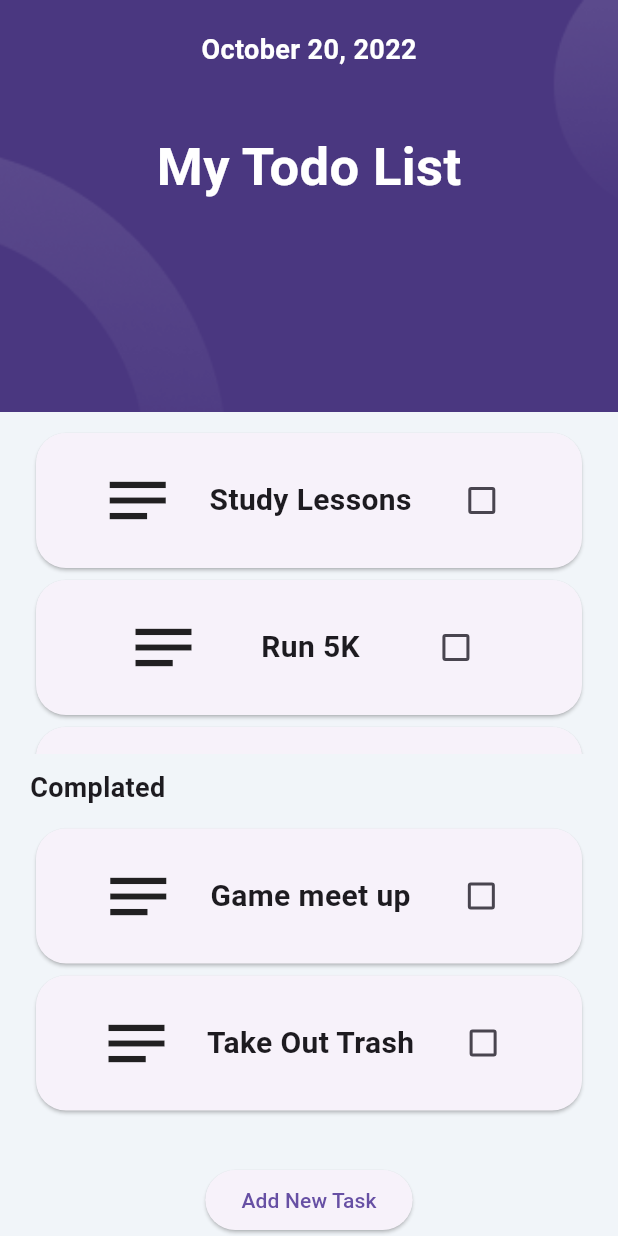
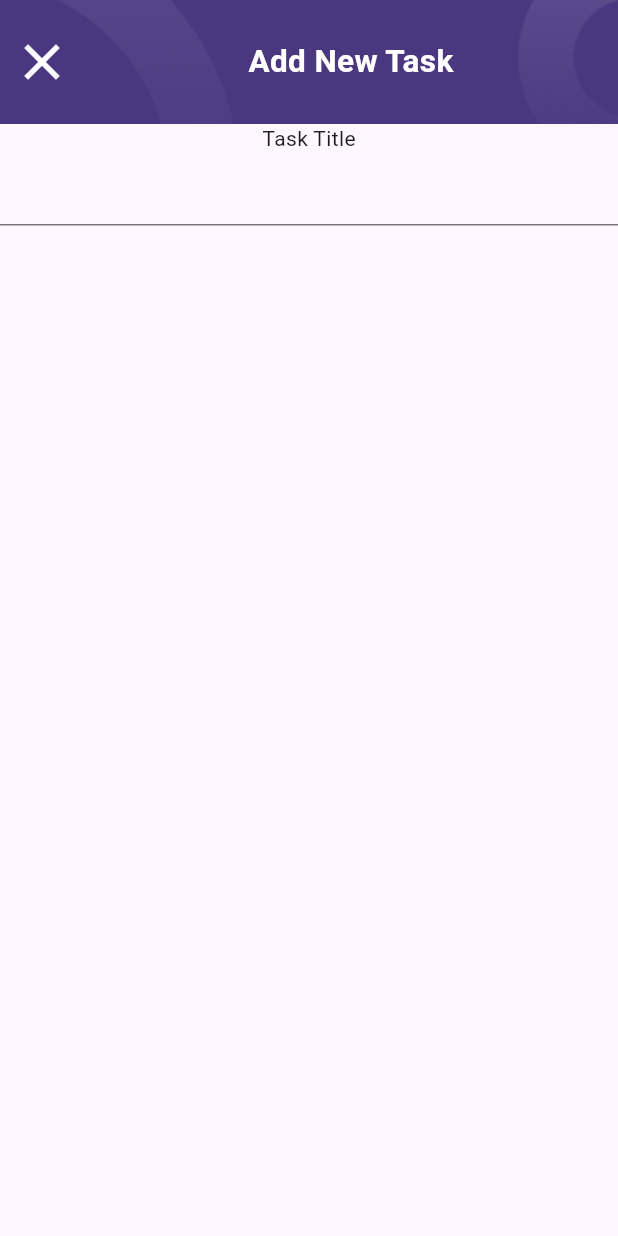
Before and after one commit to ibulutx/todoapp, a Flutter app: the screen it shows after launch, after a tap on "Add New Task", on a phone screen of 412 x 824 dp. Run offline on Flutter 3.47's test engine with Material 3 defaults, Android fonts, the phone set to English and light mode, and no system bars; our stand-ins replace hexcolor.

Commit message:
todo tasks added

```diff
--- a/lib/main.dart
+++ b/lib/main.dart
@@ -1,7 +1,5 @@
 import 'package:flutter/material.dart';
-import 'package:hexcolor/hexcolor.dart';
-import 'package:todoapp/constants/color.dart';
-import 'package:todoapp/todoitem.dart';
+import 'package:todoapp/screens/home.dart';
 
 void main() {
   runApp(const MyApp());
@@ -14,102 +12,13 @@ class MyApp extends StatefulWidget {
   State<MyApp> createState() => _MyAppState();
 }
 
-List<String> todo = ["Study Lessons", "Run 5K" , "Go To Party"];
-List<String> completed = ["Game meet up", "Take Out Trash" ];
-
 class _MyAppState extends State<MyApp> {
   bool isChecked = false;
   @override
   Widget build(BuildContext context) {
-    double deviceHeight = MediaQuery.of(context).size.height;
-    double deviceWidth = MediaQuery.of(context).size.width;
-
-    return MaterialApp(
+    return const MaterialApp(
       debugShowCheckedModeBanner: false,
-      home: SafeArea(
-        child: Scaffold(
-          backgroundColor: HexColor(backgroundColor),
-          body: Column(children: [
-            Container(
-              width: deviceWidth,
-              height: deviceHeight / 3,
-              decoration: const BoxDecoration(
-                color: Colors.pink,
-                image: DecorationImage(
-                    image: AssetImage("lib/assets/images/header.png"),
-                    fit: BoxFit.cover),
-              ),
-              child: const Column(children: [
-                Padding(
-                  padding: EdgeInsets.only(top: 20),
-                  child: Text(
-                    "October 20, 2022",
-                    style: TextStyle(
-                      color: Colors.white,
-                      fontSize: 18,
-                      fontWeight: FontWeight.bold,
-                    ),
-                  ),
-                ),
-                Padding(
-                  padding: EdgeInsets.only(top: 40),
-                  child: Text(
-                    "My Todo List",
-                    style: TextStyle(
-                      color: Colors.white,
-                      fontSize: 35,
-                      fontWeight: FontWeight.bold,
-                    ),
-                  ),
-                ),
-              ]),
-            ),
-            Expanded(
-              child: Padding(
-                padding: const EdgeInsets.fromLTRB(20, 10, 20, 10),
-                child: SingleChildScrollView(
-                  child: ListView.builder(
-                    primary: false,
-                    shrinkWrap: true,
-                    itemCount: todo.length,
-                    itemBuilder: (context, index) {
-                      return TodoItem(title: todo[index]) ;
-                    },)
-                ),
-              ),
-            ),
-            const Padding(
-              padding:  EdgeInsets.only(left: 20),
-              child: Align(
-                alignment: Alignment.centerLeft,
-                child: Text("Complated",
-                style: TextStyle(
-                  fontWeight: FontWeight.bold,
-                  fontSize: 18
-                ),),
-              ),
-            ),
-            Expanded(
-              child: Padding(
-                padding: const EdgeInsets.fromLTRB(20, 10, 20, 10),
-                child: SingleChildScrollView(
-                  child: ListView.builder(
-                    primary: false,
-                    shrinkWrap: true,
-                    itemCount: completed.length,
-                    itemBuilder: (context, index) {
-                     return TodoItem(title: completed[index]);
-                  },)
-                ),
-              ),
-            ),
-            ElevatedButton(onPressed: () {},
-              child:
-            const Text("Add New Task"),
-            )
-          ]),
-        ),
-      ),
+      home: HomeScreen()
     );
   }
 }
--- /dev/null
+++ b/lib/screens/add_new_task.dart
@@ -0,0 +1,53 @@
+import 'package:flutter/material.dart';
+
+class AddNewTaskScreen extends StatelessWidget {
+  const AddNewTaskScreen({super.key});
+
+  @override
+  Widget build(BuildContext context) {
+    double deviceHeight = MediaQuery.of(context).size.height;
+    double deviceWidth = MediaQuery.of(context).size.width;
+    return SafeArea(
+      child: Scaffold(
+        body: Column(
+          children: [
+            Container(
+              width: deviceWidth,
+              height: deviceHeight / 10,
+              decoration: const BoxDecoration(
+                image: DecorationImage(
+                    image:
+                        AssetImage("lib/assets/images/add_new_task_header.png"),
+                    fit: BoxFit.cover),
+              ),
+              child: Row(
+                children: [
+                  IconButton(
+                      onPressed: () {
+                        Navigator.of(context).pop();
+                      },
+                      icon: const Icon(
+                        Icons.close,
+                        size: 40,
+                        color: Colors.white,
+                      )),
+                  const Expanded(
+                      child: Text(
+                    "Add New Task",
+                    textAlign: TextAlign.center,
+                        style: TextStyle(
+                          color: Colors.white, fontWeight: FontWeight.bold,
+                          fontSize: 21,
+                        ),
+                  ))
+                ],
+              ),
+            ),
+            const Text("Task Title"),
+            TextField(),
+          ],
+        ),
+      ),
+    );
+  }
+}
--- /dev/null
+++ b/lib/screens/home.dart
@@ -0,0 +1,109 @@
+import 'package:flutter/material.dart';
+import 'package:hexcolor/hexcolor.dart';
+import 'package:todoapp/constants/color.dart';
+import 'package:todoapp/screens/add_new_task.dart';
+import 'package:todoapp/todoitem.dart';
+
+class HomeScreen extends StatefulWidget {
+  const HomeScreen({super.key});
+  @override
+  State<HomeScreen> createState() => _HomeScreenState();
+}
+
+class _HomeScreenState extends State<HomeScreen> {
+  List<String> todo = ["Study Lessons", "Run 5K" , "Go To Party"];
+  List<String> completed = ["Game meet up", "Take Out Trash" ];
+  @override
+  Widget build(BuildContext context) {
+    double deviceHeight = MediaQuery.of(context).size.height;
+    double deviceWidth = MediaQuery.of(context).size.width;
+    return MaterialApp(
+      home: SafeArea(
+        child: Scaffold(
+          backgroundColor: HexColor(backgroundColor),
+          body: Column(children: [
+            Container(
+              width: deviceWidth,
+              height: deviceHeight / 3,
+              decoration: const BoxDecoration(
+                color: Colors.pink,
+                image: DecorationImage(
+                    image: AssetImage("lib/assets/images/header.png"),
+                    fit: BoxFit.cover),
+              ),
+              child: const Column(children: [
+                Padding(
+                  padding: EdgeInsets.only(top: 20),
+                  child: Text(
+                    "October 20, 2022",
+                    style: TextStyle(
+                      color: Colors.white,
+                      fontSize: 18,
+                      fontWeight: FontWeight.bold,
+                    ),
+                  ),
+                ),
+                Padding(
+                  padding: EdgeInsets.only(top: 40),
+                  child: Text(
+                    "My Todo List",
+                    style: TextStyle(
+                      color: Colors.white,
+                      fontSize: 35,
+                      fontWeight: FontWeight.bold,
+                    ),
+                  ),
+                ),
+              ]),
+            ),
+            Expanded(
+              child: Padding(
+                padding: const EdgeInsets.fromLTRB(20, 10, 20, 10),
+                child: SingleChildScrollView(
+                    child: ListView.builder(
+                      primary: false,
+                      shrinkWrap: true,
+                      itemCount: todo.length,
+                      itemBuilder: (context, index) {
+                        return TodoItem(title: todo[index]) ;
+                      },)
+                ),
+              ),
+            ),
+            const Padding(
+              padding:  EdgeInsets.only(left: 20),
+              child: Align(
+                alignment: Alignment.centerLeft,
+                child: Text("Complated",
+                  style: TextStyle(
+                      fontWeight: FontWeight.bold,
+                      fontSize: 18
+                  ),),
+              ),
+            ),
+            Expanded(
+              child: Padding(
+                padding: const EdgeInsets.fromLTRB(20, 10, 20, 10),
+                child: SingleChildScrollView(
+                    child: ListView.builder(
+                      primary: false,
+                      shrinkWrap: true,
+                      itemCount: completed.length,
+                      itemBuilder: (context, index) {
+                        return TodoItem(title: completed[index]);
+                      },)
+                ),
+              ),
+            ),
+            ElevatedButton(onPressed: () {
+              Navigator.of(context).push(MaterialPageRoute(builder: (context) => const AddNewTaskScreen(),));
+            },
+              child:
+              const Text("Add New Task"),
+            )
+          ]),
+        ),
+      )
+    );
+  }
+}
```
Also changed, not shown: lib/assets/images/add_new_task_header.png (added).
